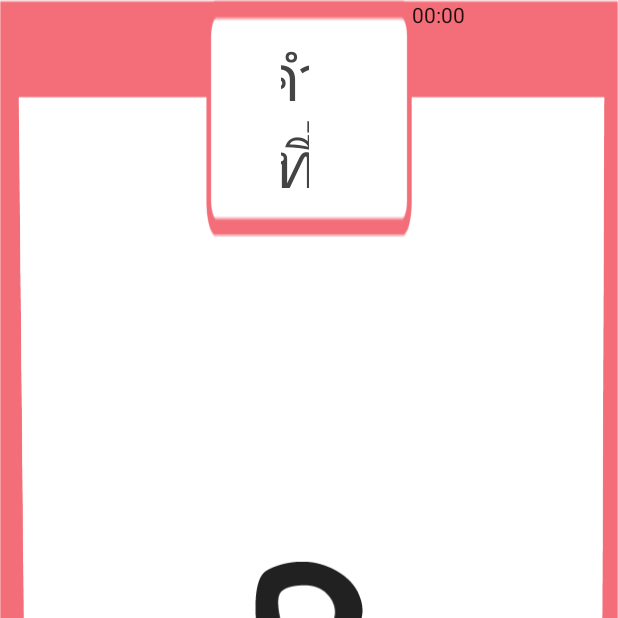
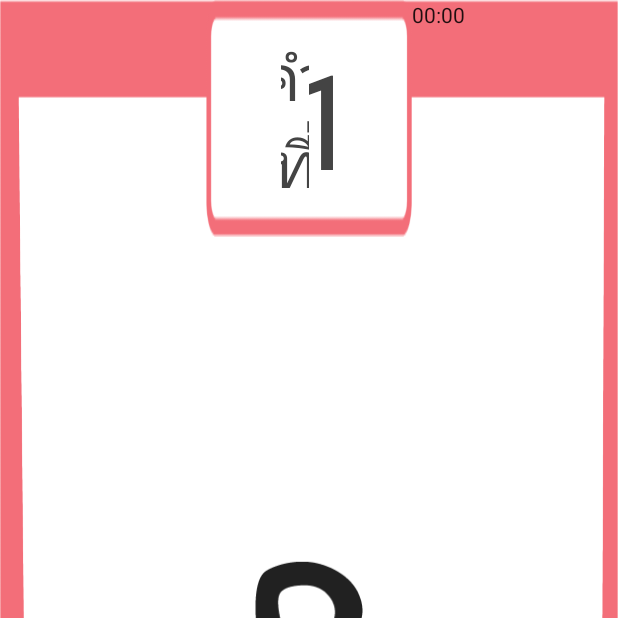
Before and after one commit to saritkla/ProjectTon, an Android app: the Wordgame1 screen opened directly, with no data from a screen before it, on a phone screen of 412 x 824 dp, the top half of it. Run offline under Robolectric (Android 15) with nearby library versions, the phone set to English and light mode, and no system bars; 1 statement that could not run was skipped.

Commit message:
kla done lasversions last

```diff
--- a/app/src/main/AndroidManifest.xml
+++ b/app/src/main/AndroidManifest.xml
@@ -10,7 +10,10 @@
         android:roundIcon="@mipmap/ic_launcher_round"
         android:supportsRtl="true"
         android:theme="@style/AppTheme">
-        <activity android:name=".sumwordgame"></activity>
+        <activity android:name=".wordgamepop"
+            android:theme="@style/AppTheme.popMe"
+            ></activity>
+        <activity android:name=".sumwordgame" />
         <activity android:name=".abcd" />
         <activity android:name=".Storiegame1" />
         <activity android:name=".StoriegameStart" />
--- a/app/src/main/java/com/example/goodreader/Storiegame1.java
+++ b/app/src/main/java/com/example/goodreader/Storiegame1.java
@@ -42,6 +42,7 @@ public class Storiegame1 extends AppCompatActivity {
         showtext = (TextView)findViewById(R.id.textshow);
         textcount = (TextView)findViewById(R.id.textcount);
         nextpage = (ImageButton)findViewById(R.id.nextpagebt);
+        chronometer = (Chronometer)findViewById(R.id.chrometer);
         nextword();
         nextpage.setOnClickListener(new View.OnClickListener() {
             @Override
@@ -56,7 +57,7 @@ public class Storiegame1 extends AppCompatActivity {
                 textcount.setText(co);
                 nextword();
                 if(count == 11){
-                    Intent tosum = new Intent(Storiegame1.this,sumstoriegame.class);
+                    Intent tosum = new Intent(Storiegame1.this,StoriegameStart.class);
                     startActivity(tosum);
                 }
             }
--- a/app/src/main/res/layout/activity_wordgame1.xml
+++ b/app/src/main/res/layout/activity_wordgame1.xml
@@ -54,6 +54,7 @@
                     app:autoSizeTextType="uniform"
                     android:textAlignment="center"
                     android:gravity="center"
+                    android:text="1"
                     android:layout_marginRight="50dp"
                     android:layout_marginTop="20dp"
                     android:layout_marginBottom="20dp"
--- a/app/src/main/res/values/styles.xml
+++ b/app/src/main/res/values/styles.xml
@@ -7,5 +7,9 @@
         <item name="colorPrimaryDark">@color/colorYellow</item>
         <item name="colorAccent">@color/colorWhite</item>
     </style>
+    <style name="AppTheme.popMe">
+        <item name="android:windowIsTranslucent">true</item>
+        <item name="android:windowCloseOnTouchOutside">true</item>
+    </style>
 
 </resources>
```
Also changed, not shown: app/src/main/java/com/example/goodreader/StartGame.java (+5 -3 lines), app/src/main/java/com/example/goodreader/wordgamepop.java (added, +32 -0 lines), app/src/main/res/drawable/wordpopbg.xml (added, +7 -0 lines).
